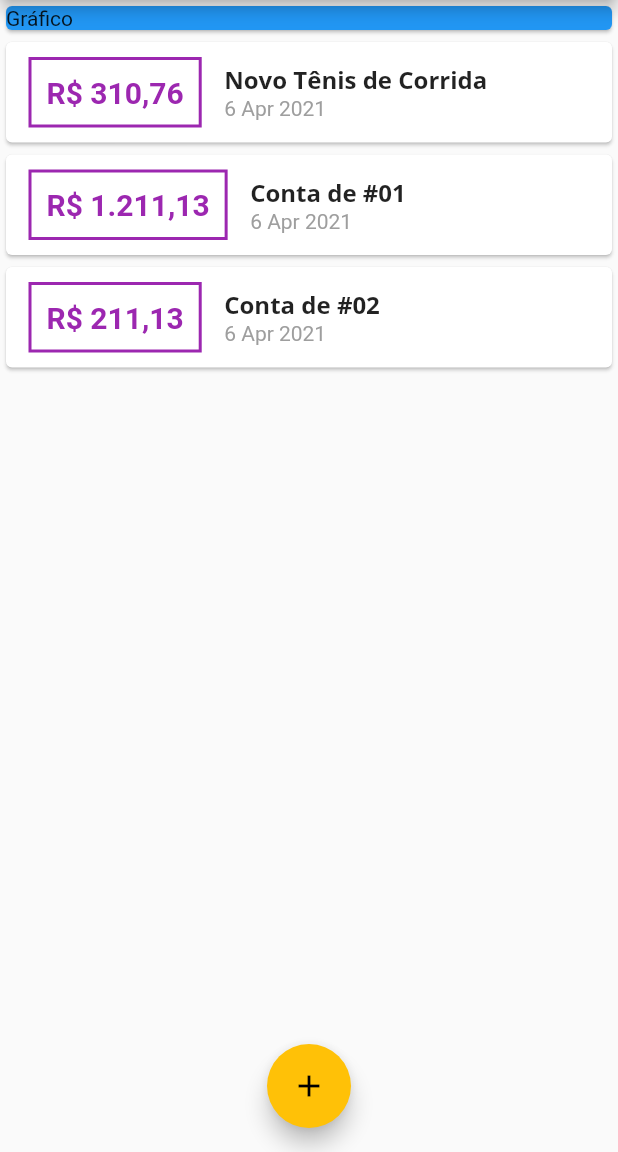
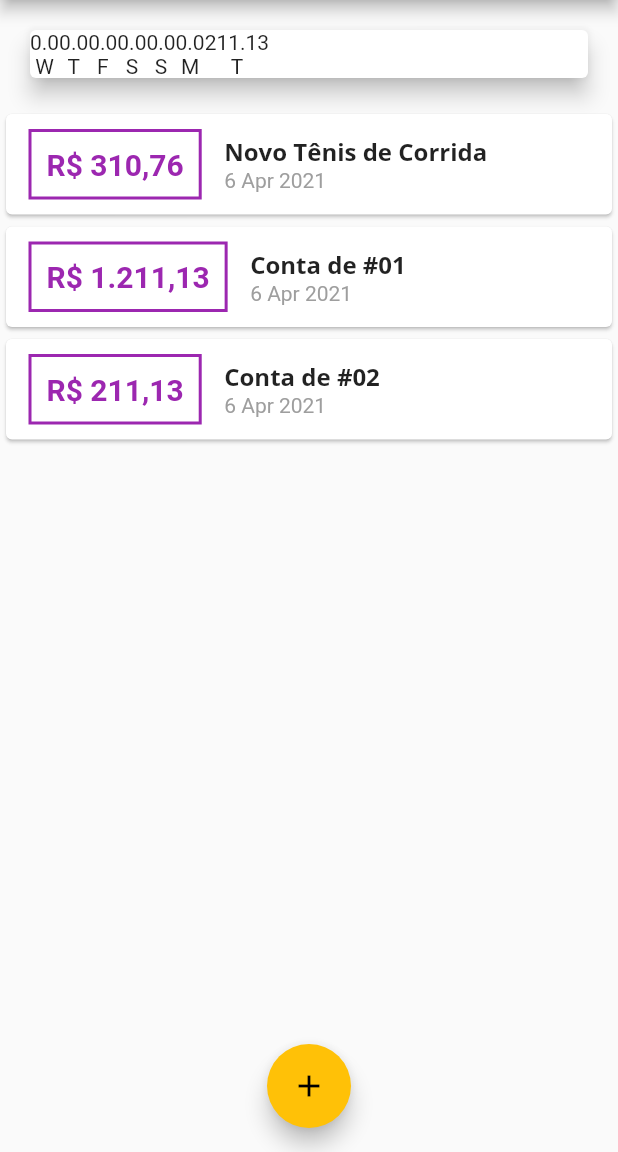
Before and after one commit to eniomcosta/flutter-expenses-app, a Flutter app: the screen it shows after launch, on a phone screen of 412 x 824 dp, the part 84-1236 px from its top. Run offline on Flutter 3.47's test engine with Material 2 defaults, Android fonts, the phone set to English and light mode, and no system bars; our stand-ins replace flutter_masked_text.

Commit message:
Added image when transaction list is empty. Creating weekday expenses chart.

```diff
--- /dev/null
+++ b/lib/components/chart.dart
@@ -0,0 +1,46 @@
+import 'package:expenses/extension/same_date.dart';
+import 'package:expenses/models/transaction.dart';
+import 'package:flutter/material.dart';
+import 'package:intl/intl.dart';
+
+class Chart extends StatelessWidget {
+  final List<Transaction> recentTransactions;
+
+  List<Map<String, Object>> get groupedTransactions {
+    return List.generate(7, (index) {
+      final weekDay = DateTime.now().subtract(Duration(days: index));
+
+      double total = 0.0;
+
+      total = recentTransactions
+          .where((element) => element.date.isSameDate(weekDay))
+          .fold(0.0, (previousValue, element) => element.value);
+
+      return {
+        'day': DateFormat.E().format(weekDay)[0],
+        'value': total,
+      };
+    });
+  }
+
+  Chart({this.recentTransactions});
+
+  @override
+  Widget build(BuildContext context) {
+    return Card(
+      elevation: 6,
+      margin: EdgeInsets.all(20),
+      child: Row(
+        children: [
+          for (var item in groupedTransactions.reversed)
+            Column(
+              children: [
+                Text(item['value'].toString()),
+                Text(item['day']),
+              ],
+            )
+        ],
+      ),
+    );
+  }
+}
--- a/lib/main.dart
+++ b/lib/main.dart
@@ -1,5 +1,6 @@
 import 'dart:math';
 
+import 'package:expenses/components/chart.dart';
 import 'package:expenses/components/transaction_form.dart';
 import 'package:flutter/material.dart';
 import 'components/transactions_list.dart';
@@ -43,7 +44,7 @@ class HomePage extends StatefulWidget {
 }
 
 class _HomePageState extends State<HomePage> {
-  final _transactions = [
+  final List<Transaction> _transactions = [
     Transaction(
         id: "t1",
         date: DateTime.now(),
@@ -96,9 +97,8 @@ class _HomePageState extends State<HomePage> {
           children: [
             Container(
               width: double.infinity,
-              child: Card(
-                color: Colors.blue,
-                child: Text("Gráfico"),
+              child: Chart(
+                recentTransactions: _transactions,
               ),
             ),
             TransactionList(
--- a/pubspec.yaml
+++ b/pubspec.yaml
@@ -45,8 +45,8 @@ flutter:
   uses-material-design: true
 
   # To add assets to your application, add an assets section, like this:
-  # assets:
-  #   - images/a_dot_burr.jpeg
+  assets:
+    - assets/images/waiting.png
   #   - images/a_dot_ham.jpeg
 
   # An image asset can refer to one or more resolution-specific "variants", see
```
Also changed, not shown: lib/components/transactions_list.dart (+29 -4 lines), lib/extension/same_date.dart (added, +7 -0 lines), assets/images/waiting.png (added).
